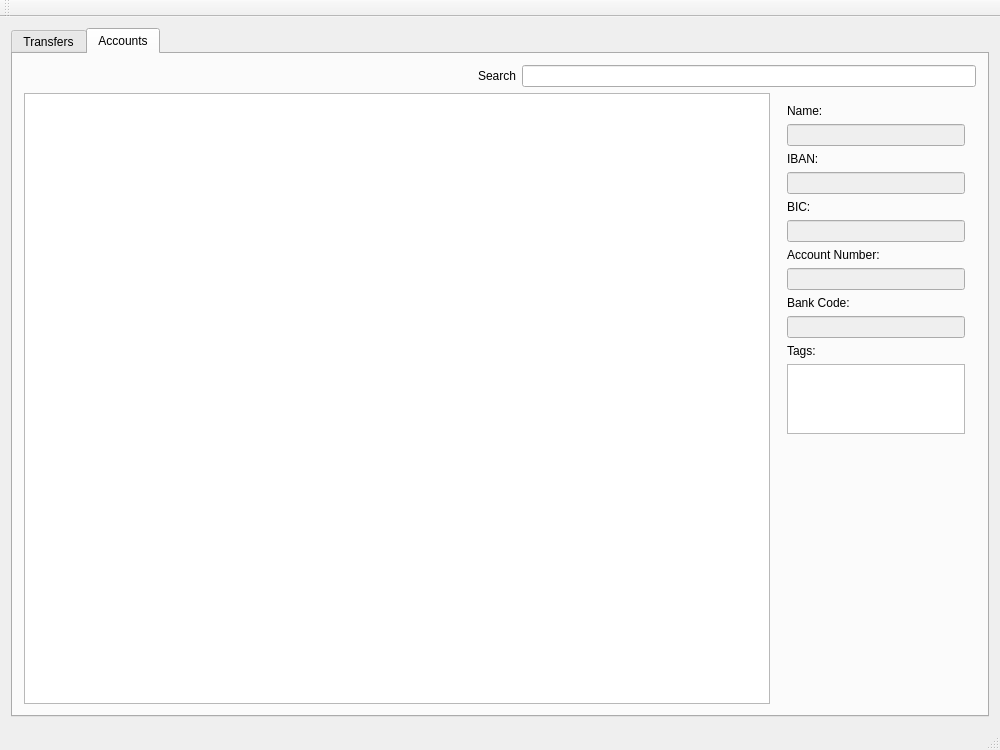
This is ui/mainwindow.ui in Marvin182/Moneyphant as Qt 5 draws it before an edit. The edited form follows.
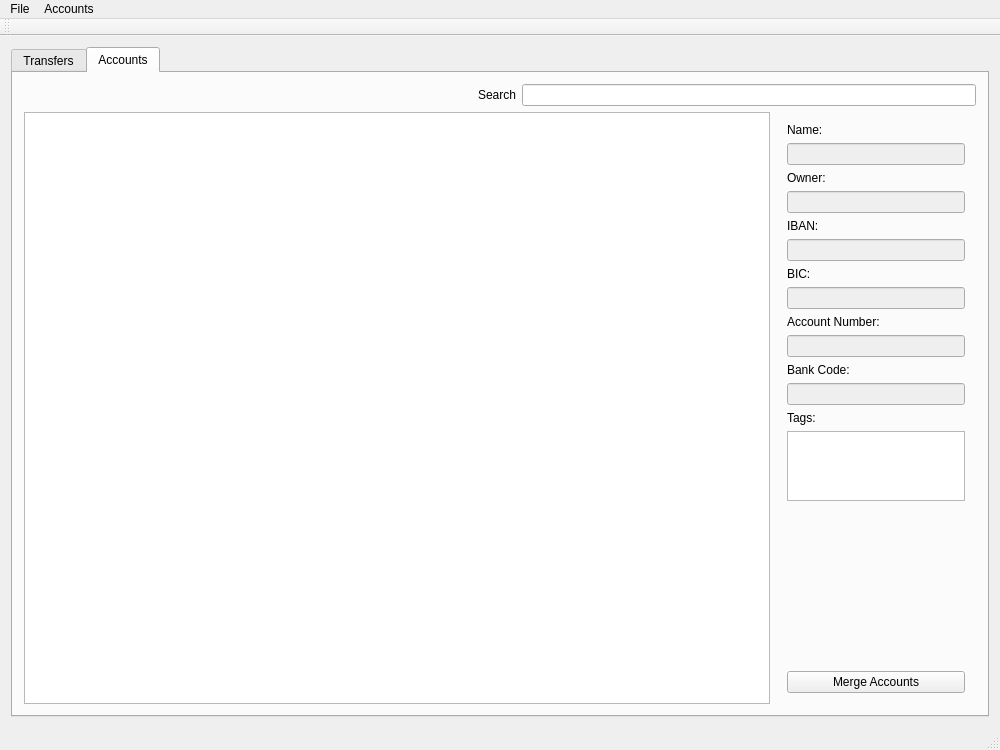
This is the edited form. Custom widgets are drawn as their Qt base class.

Commit message: Add merge accounts function

```diff
--- a/ui/mainwindow.ui
+++ b/ui/mainwindow.ui
@@ -100,6 +100,20 @@
                </property>
               </widget>
              </item>
+             <item>
+              <widget class="QLabel" name="label_5">
+               <property name="text">
+                <string>Owner:</string>
+               </property>
+              </widget>
+             </item>
+             <item>
+              <widget class="QLineEdit" name="accountOwner">
+               <property name="enabled">
+                <bool>false</bool>
+               </property>
+              </widget>
+             </item>
              <item>
               <widget class="QLabel" name="label">
                <property name="text">
@@ -199,6 +213,13 @@
                </property>
               </spacer>
              </item>
+             <item>
+              <widget class="QPushButton" name="mergeAccounts">
+               <property name="text">
+                <string>Merge Accounts</string>
+               </property>
+              </widget>
+             </item>
             </layout>
            </widget>
           </item>
@@ -219,6 +240,19 @@
      <height>22</height>
     </rect>
    </property>
+   <widget class="QMenu" name="menuFile">
+    <property name="title">
+     <string>File</string>
+    </property>
+   </widget>
+   <widget class="QMenu" name="menuAccounts">
+    <property name="title">
+     <string>Accounts</string>
+    </property>
+    <addaction name="actionMerge_Selected_Accounts"/>
+   </widget>
+   <addaction name="menuFile"/>
+   <addaction name="menuAccounts"/>
   </widget>
   <widget class="QToolBar" name="mainToolBar">
    <attribute name="toolBarArea">
```
Left out of the diff: 11 changed lines with no effect on the pictures. The commit also changes 8 other files.
